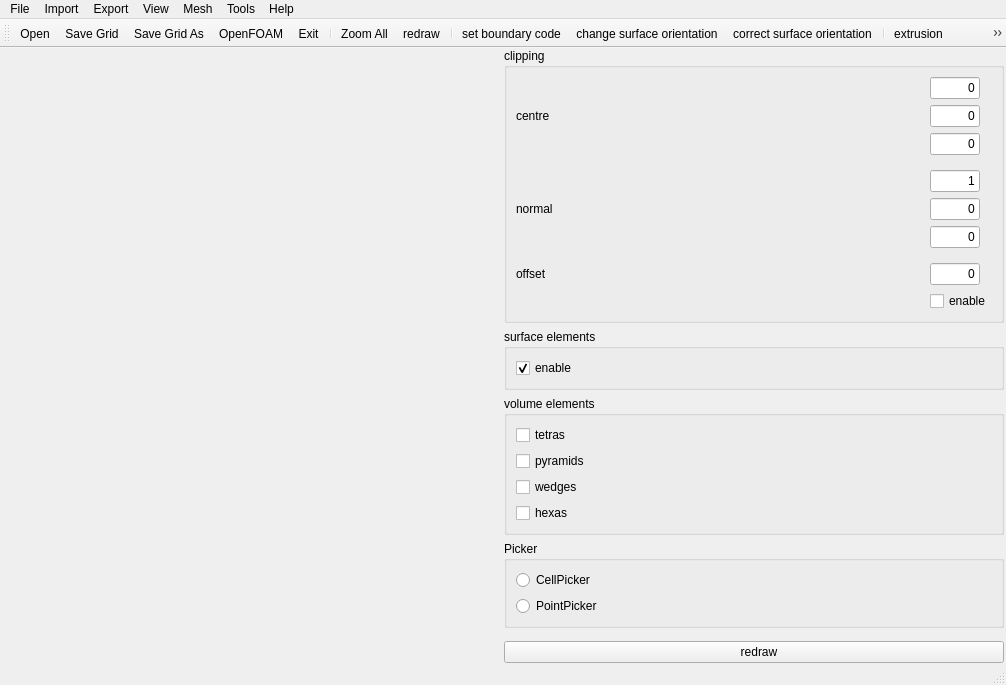
First picture: the form in guimainwindow.ui, repository enGits/engrid, before the edit.
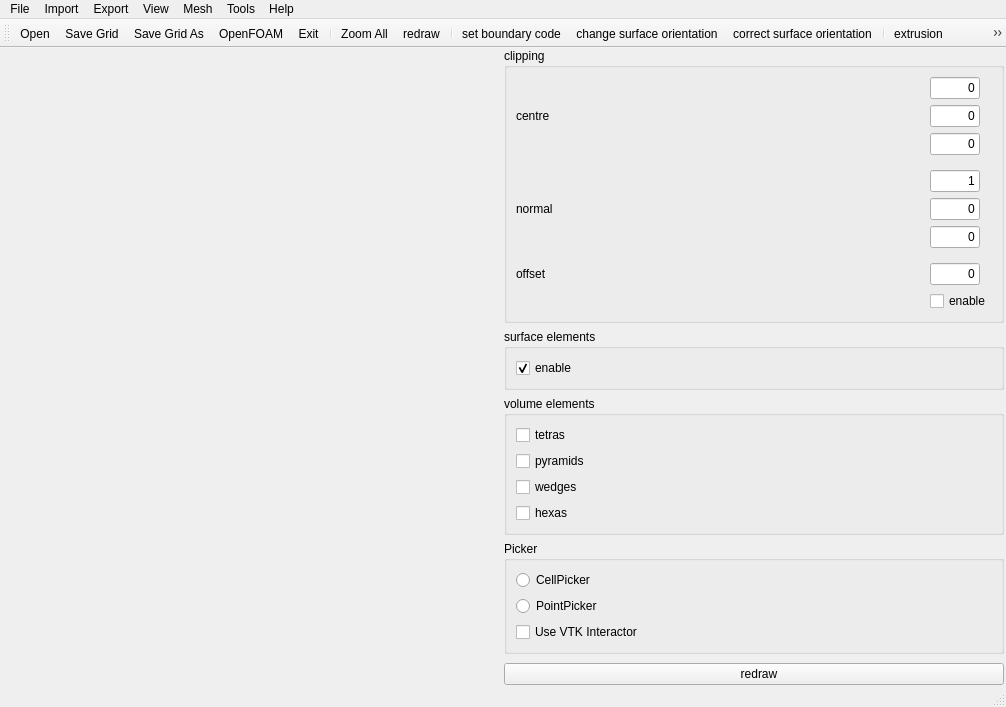
Second picture: the form after the edit. Icons and pictures are not drawn. Custom widgets are drawn as their Qt base class.

```diff
--- a/guimainwindow.ui
+++ b/guimainwindow.ui
@@ -6,7 +6,7 @@
     <x>0</x>
     <y>0</y>
     <width>1006</width>
-    <height>685</height>
+    <height>707</height>
    </rect>
   </property>
   <property name="windowTitle" >
@@ -354,6 +354,13 @@
          </property>
         </widget>
        </item>
+       <item>
+        <widget class="QCheckBox" name="checkBox_UseVTKInteractor" >
+         <property name="text" >
+          <string>Use VTK Interactor</string>
+         </property>
+        </widget>
+       </item>
       </layout>
      </widget>
     </item>
```
